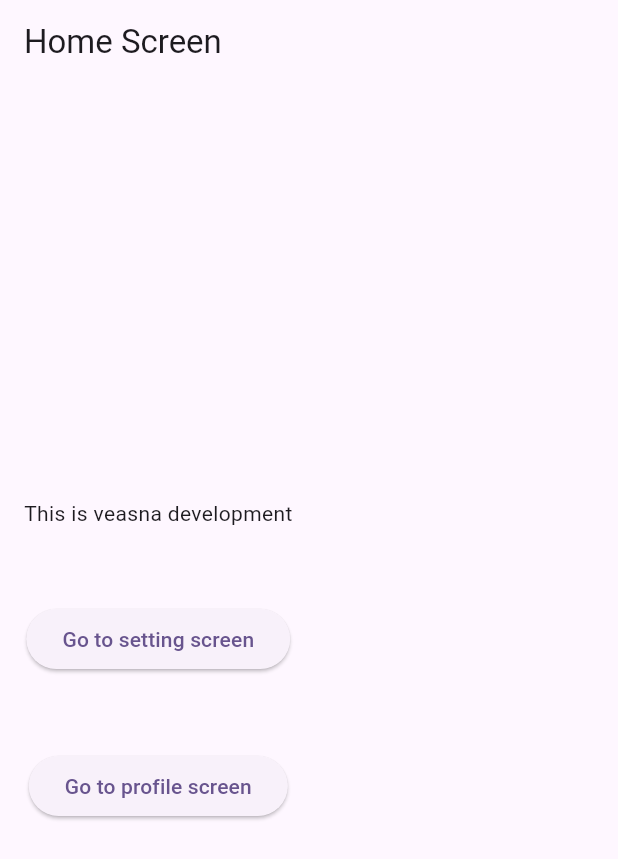
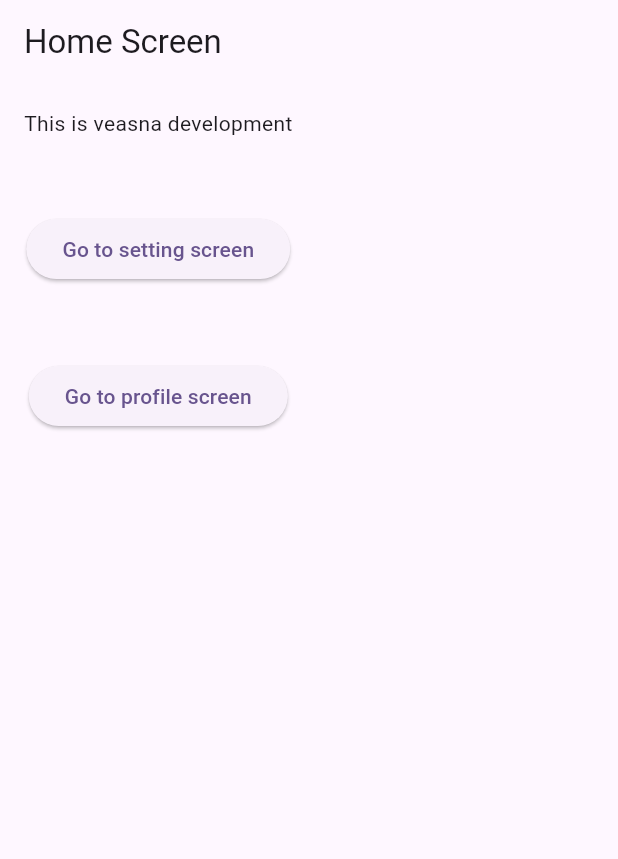
Before and after one commit to Sastra-Digital-School/flutter_first_project, a Flutter app: the screen it shows after launch, on a phone screen of 412 x 824 dp. Shown: the top 859 px of the screen. Run offline on Flutter 3.47's test engine with Material 3 defaults, Android fonts, the phone set to English and light mode, and no system bars.

Commit message:
Update home_screen.dart

```diff
--- a/lib/screen/home_screen.dart
+++ b/lib/screen/home_screen.dart
@@ -10,7 +10,6 @@ class HomeScreen extends StatelessWidget {
       body: Padding(
         padding: const EdgeInsets.all(16.0),
         child: Column(
-          mainAxisAlignment: MainAxisAlignment.center,
           children: [
             Text('This is veasna development'),
             const SizedBox(height: 50),
```
